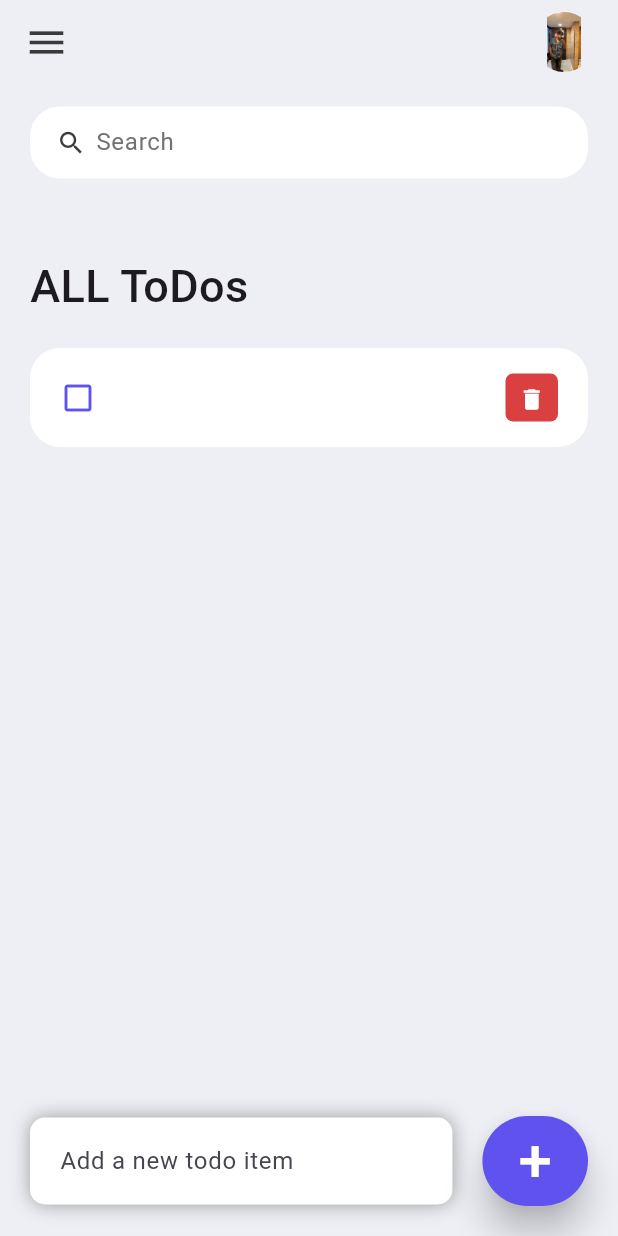
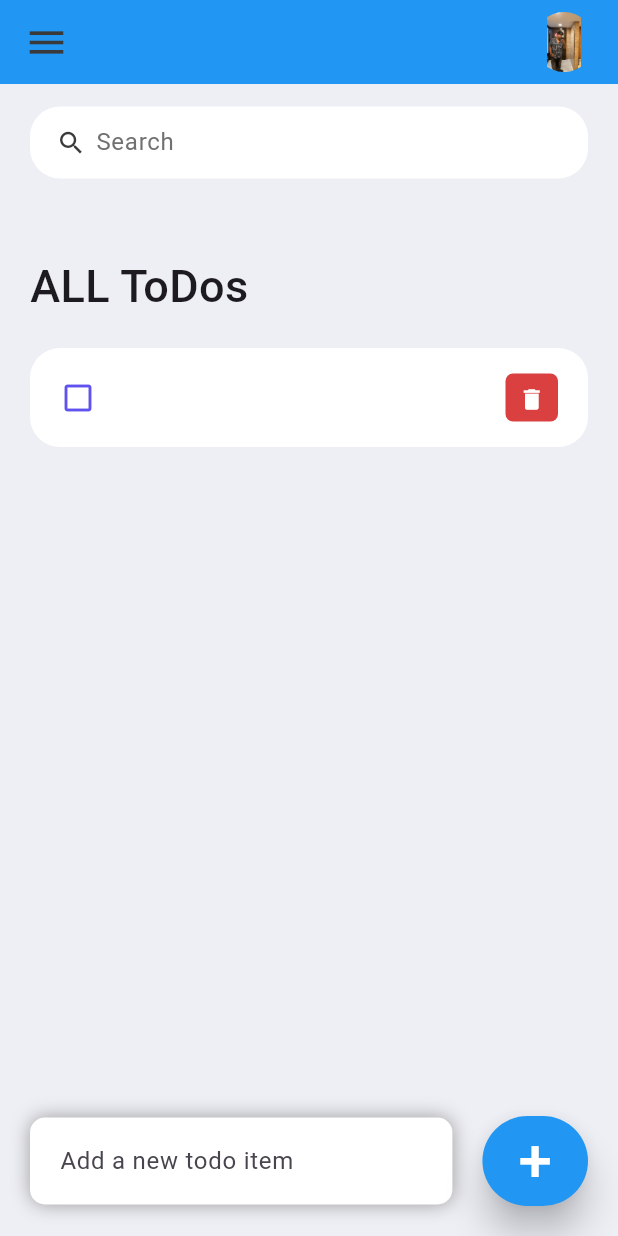
Before and after one commit to bossgghere/ToDo-APP, a Flutter app: the screen it shows after launch, after a tap on an icon or button, on a phone screen of 412 x 824 dp. Run offline on Flutter 3.47's test engine with Material 3 defaults, Android fonts, the phone set to English and light mode, and no system bars.

```diff
--- a/lib/main.dart
+++ b/lib/main.dart
@@ -1,6 +1,7 @@
 import 'package:flutter/material.dart';
 // import 'package:todo/constants/colors.dart';
 import 'package:todo/screens/home.dart';
+import 'package:todo/screens/splash_screen.dart';
 
 void main() {
   runApp(const MyApp());
@@ -24,6 +25,7 @@ class MyHomePage extends StatelessWidget {
 
   @override
   Widget build(BuildContext context) {
-    return Home();
+    // return Home();
+    return SplashScreen();
   }
 }
--- a/lib/screens/home.dart
+++ b/lib/screens/home.dart
@@ -103,7 +103,7 @@ class _HomeState extends State<Home> {
                           _addToDoItems(_todoController.text);
                         },
                         style: ElevatedButton.styleFrom(
-                          backgroundColor: tdBlue,
+                          backgroundColor: Colors.blue,
                           minimumSize: Size(60, 60),
                           elevation: 10,
                         ),
@@ -181,7 +181,7 @@ class _HomeState extends State<Home> {
 
   AppBar _buildAppBar() {
     return AppBar(
-      backgroundColor: tdBGColor,
+      backgroundColor: Colors.blue,
       title: Row(
         mainAxisAlignment: MainAxisAlignment.spaceBetween,
         children: [
--- /dev/null
+++ b/lib/screens/splash_screen.dart
@@ -0,0 +1,55 @@
+import 'dart:async';
+import 'package:flutter/material.dart';
+import 'package:todo/screens/home.dart';
+class SplashScreen extends StatefulWidget {
+  const SplashScreen({super.key});
+
+  @override
+  _SplashScreenState createState() => _SplashScreenState();
+}
+
+class _SplashScreenState extends State<SplashScreen> {
+  @override
+  void initState() {
+    super.initState();
+
+    Timer(Duration(seconds: 2), () {
+      Navigator.pushReplacement(
+          context,
+          MaterialPageRoute(
+            builder: (context) => Home(),
+          ));
+    });
+  }
+
+  @override
+  Widget build(BuildContext context) {
+    return Scaffold(
+      body: Container(
+        color: Colors.blue,
+        child: const Center(
+          child: Column(
+            mainAxisAlignment: MainAxisAlignment.center,
+            children: [
+              Center(
+                child: Text(
+                  'ToDo',
+                  style: TextStyle(
+                    fontSize: 40,
+                    color: Colors.white,
+                    fontWeight: FontWeight.bold,
+                  ),
+                ),
+              ),
+              Icon(
+                Icons.list,
+                size: 80,
+                color: Colors.white,
+              ),
+            ],
+          ),
+        ),
+      ),
+    );
+  }
+}
```
